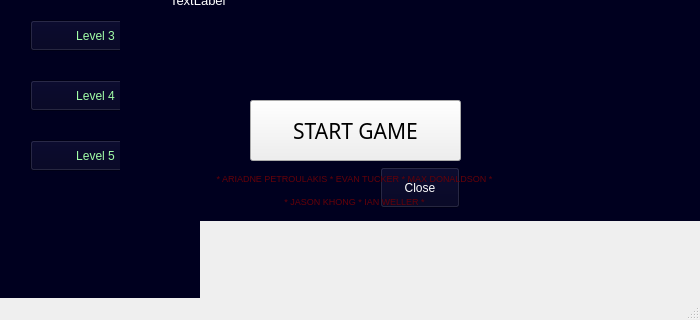
Above: mainwindow.ui from ariadneep/logigate-game before the change; both pictures show x 0 to 700 and y 180 to 500 of the 700 by 500 pixel window. Below: the same form after it.
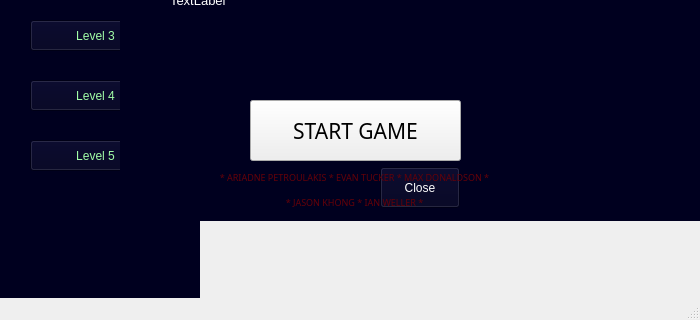
That is the form after the change. Icons and pictures are not drawn.

Commit message: Went back to using Code 7x5 font.

The edit to the form file:
```diff
--- a/mainwindow.ui
+++ b/mainwindow.ui
@@ -390,6 +390,14 @@
         <height>61</height>
        </rect>
       </property>
+      <property name="font">
+       <font>
+        <family>Code 7x5</family>
+        <pointsize>12</pointsize>
+        <italic>false</italic>
+        <bold>false</bold>
+       </font>
+      </property>
       <property name="styleSheet">
        <string notr="true">border-image: none;
 font: 6pt &quot;8514oem&quot;;
```
Left out of the diff: 29 changed lines with no effect on the pictures.
